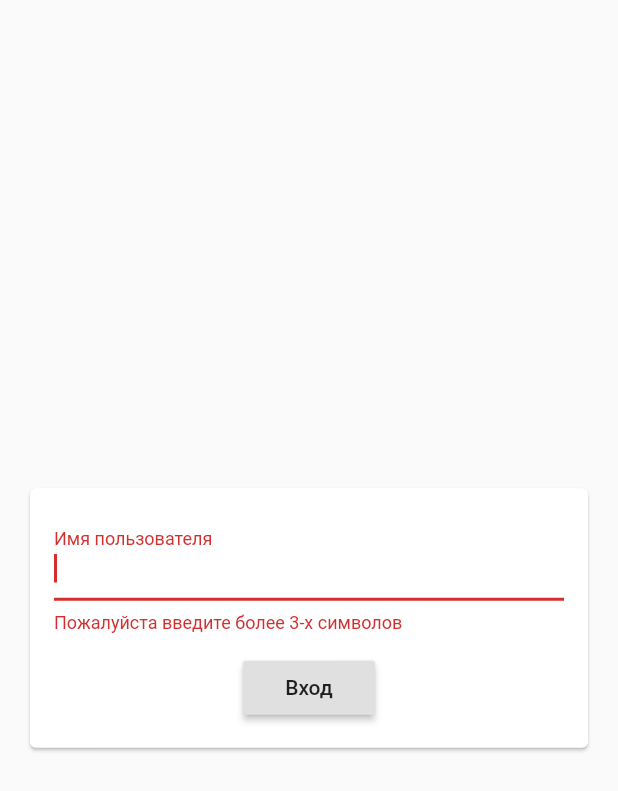
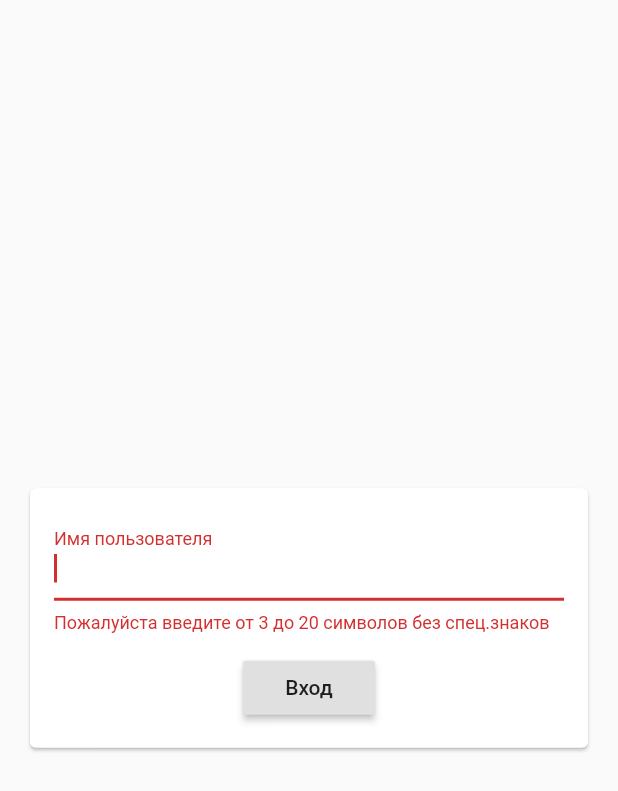
Before and after one commit to Dersh/demo_chat_client, a Flutter app: the screen it shows after launch, after a tap on "Вход", on a phone screen of 412 x 824 dp. Shown: the top 791 px of the screen. Run offline on Flutter 3.47's test engine with Material 2 defaults, Android fonts, the phone set to English and light mode, and no system bars; our stand-ins replace bloc, dio, equatable, flutter_bloc, hydrated_bloc, logger and 1 more.

Commit message:
фиксы

```diff
--- a/lib/parts/chat/data_provider/chat_data_provider.dart
+++ b/lib/parts/chat/data_provider/chat_data_provider.dart
@@ -2,8 +2,8 @@ import 'package:dio/dio.dart';
 
 class ChatDataProvider {
   Future<Map<String, dynamic>> downloadChatHistory(String room) async {
-    Response response =
-        await Dio().get('https://nane.tada.team/api/rooms/$room/history');
+    Response response = await Dio().get(
+        'https://nane.tada.team/api/rooms/${Uri.encodeComponent(room)}/history');
     return response.data;
   }
 }
--- a/lib/parts/login/screens/login_form_input.dart
+++ b/lib/parts/login/screens/login_form_input.dart
@@ -39,10 +39,8 @@ class _LoginFormInputState extends State<LoginFormInput> {
                   textCapitalization: TextCapitalization.words,
                   enableSuggestions: false,
                   validator: (value) {
-                    if (value.isEmpty || value.length < 3) {
-                      return 'Пожалуйста введите более 3-х символов';
-                    } else if (value.length > 20)
-                      return 'Имя не должно содержать больше 20 символов';
+                    if (!RegExp(r'^[A-Za-z0-9А-Яа-я -]{3,20}$').hasMatch(value))
+                      return 'Пожалуйста введите от 3 до 20 символов без спец.знаков';
                     return null;
                   },
                   decoration:
```
Also changed, not shown: lib/parts/chat/bloc/chat_bloc.dart (+7 -1 lines), 1 other file.
